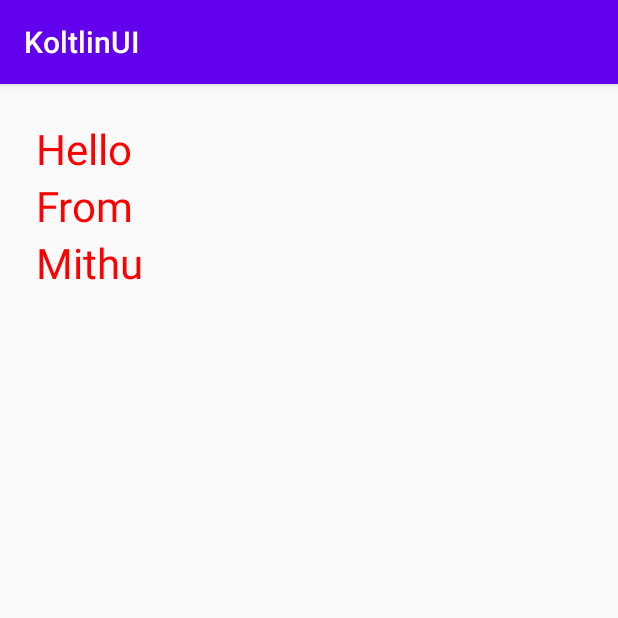
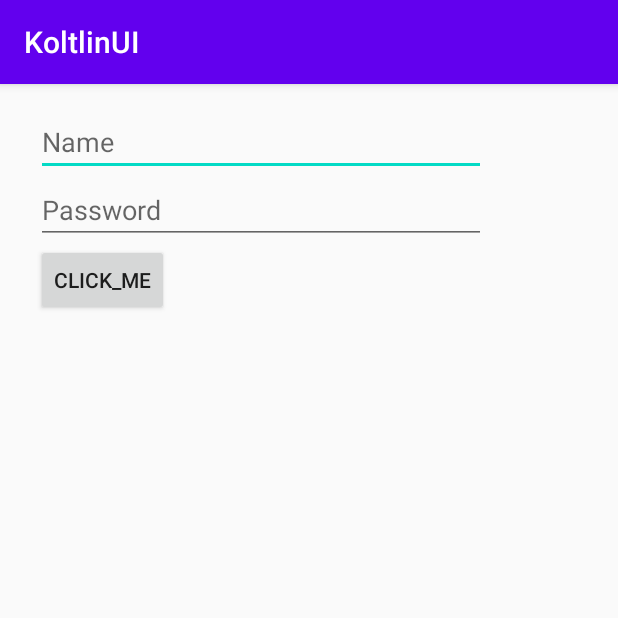
Before and after one commit to MithuBitz/Kotlin_Lesson, an Android app: the screen it shows after launch (MainActivity), on a phone screen of 412 x 824 dp, the top half of it. Run offline under Robolectric (Android 15) with nearby library versions, the phone set to English and light mode, and no system bars.

Commit message:
send button toast

```diff
--- a/app/src/main/java/com/example/userinterface/MainActivity.kt
+++ b/app/src/main/java/com/example/userinterface/MainActivity.kt
@@ -8,6 +8,7 @@ import androidx.appcompat.app.AppCompatActivity
 import android.view.Menu
 import android.view.MenuItem
 import android.widget.TextView
+import android.widget.Toast
 import kotlinx.android.synthetic.main.activity_main.*
 import kotlinx.android.synthetic.main.content_main.*
 
@@ -18,19 +19,16 @@ class MainActivity : AppCompatActivity() {
         setContentView(R.layout.activity_main)
         setSupportActionBar(findViewById(R.id.toolbar))
 
-        //Call the function to create a TextView
-        addTextView("Hello")
-        addTextView("From")
-        addTextView("Mithu")
+        button.setOnClickListener{
+            val userName = nameInput.text.toString()
+            val password = passwordInput.text.toString()
+            Toast.makeText(this,
+            "Name: $userName, Password: $password", Toast.LENGTH_LONG)
+                .show()
+        }
+
+
 
     }
 
-    //Create a function to create a TextView through code
-    private fun addTextView(lebel : String){
-        val view = TextView(this)
-        view.text = lebel
-        view.textSize = 28f
-        view.setTextColor(Color.parseColor("#ff0000"))
-        linearLayout.addView(view)
-    }
 }
--- a/app/src/main/res/layout/content_main.xml
+++ b/app/src/main/res/layout/content_main.xml
@@ -10,17 +10,35 @@
     tools:showIn="@layout/activity_main">
 
 
-    <LinearLayout
-        android:id="@+id/linearLayout"
-        android:layout_width="0dp"
-        android:layout_height="0dp"
-        android:layout_marginStart="8dp"
-        android:layout_marginTop="8dp"
-        android:orientation="vertical"
+    <EditText
+        android:id="@+id/nameInput"
+        android:layout_width="300dp"
+        android:layout_height="wrap_content"
+        android:layout_marginLeft="8dp"
+        android:ems="10"
+        android:hint="@string/nameHint"
+        android:inputType="textPersonName"
         app:layout_constraintStart_toStartOf="parent"
-        app:layout_constraintTop_toTopOf="parent"
-        app:layout_constraintEnd_toEndOf="parent"
-        app:layout_constraintBottom_toBottomOf="parent">
+        app:layout_constraintTop_toTopOf="parent" />
 
-    </LinearLayout>
+    <EditText
+        android:id="@+id/passwordInput"
+        android:layout_width="300dp"
+        android:layout_height="wrap_content"
+        android:layout_marginLeft="8dp"
+        android:ems="10"
+        android:hint="@string/password"
+        android:inputType="textPassword"
+        app:layout_constraintStart_toStartOf="parent"
+        app:layout_constraintTop_toBottomOf="@+id/nameInput" />
+
+    <Button
+        android:id="@+id/button"
+        android:layout_width="wrap_content"
+        android:layout_height="wrap_content"
+        android:text="@string/click_me_btn"
+        android:layout_marginLeft="8dp"
+        app:layout_constraintStart_toStartOf="parent"
+        app:layout_constraintTop_toBottomOf="@+id/passwordInput" />
+
 </androidx.constraintlayout.widget.ConstraintLayout>
--- a/app/src/main/res/values/strings.xml
+++ b/app/src/main/res/values/strings.xml
@@ -9,4 +9,10 @@
 
     <string name="hello_first_fragment">Hello first fragment</string>
     <string name="hello_second_fragment">Hello second fragment. Arg: %1$s</string>
+    <string name="hello">Hello</string>
+    <string name="from">From</string>
+    <string name="me">Mithu</string>
+    <string name="nameHint">Name</string>
+    <string name="password">Password</string>
+    <string name="click_me_btn">Click_me</string>
 </resources>
```
